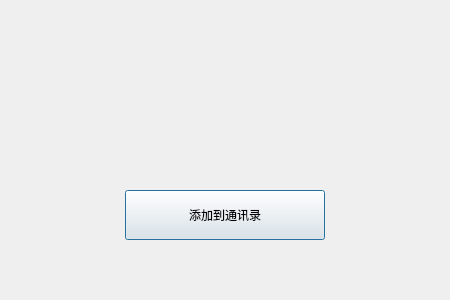
This is client/dialogs/findsuccessdlg.ui in yrc920/xiguchat as Qt 5 draws it before an edit. The edited form follows.
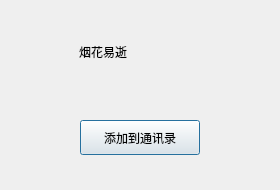
This is the edited form. Custom widgets are drawn as their Qt base class.

What changed in the file:
```diff
--- a/client/dialogs/findsuccessdlg.ui
+++ b/client/dialogs/findsuccessdlg.ui
@@ -6,20 +6,20 @@
    <rect>
     <x>0</x>
     <y>0</y>
-    <width>450</width>
-    <height>300</height>
+    <width>280</width>
+    <height>190</height>
    </rect>
   </property>
   <property name="minimumSize">
    <size>
-    <width>450</width>
-    <height>300</height>
+    <width>280</width>
+    <height>190</height>
    </size>
   </property>
   <property name="maximumSize">
    <size>
-    <width>450</width>
-    <height>300</height>
+    <width>280</width>
+    <height>190</height>
    </size>
   </property>
   <property name="windowTitle">
@@ -27,50 +27,56 @@
   </property>
   <layout class="QVBoxLayout" name="verticalLayout">
    <property name="spacing">
-    <number>10</number>
+    <number>7</number>
    </property>
    <property name="leftMargin">
-    <number>20</number>
+    <number>11</number>
    </property>
    <property name="topMargin">
-    <number>30</number>
+    <number>11</number>
    </property>
    <property name="rightMargin">
-    <number>20</number>
+    <number>11</number>
    </property>
    <property name="bottomMargin">
-    <number>30</number>
+    <number>11</number>
    </property>
    <item>
     <widget class="QWidget" name="widget" native="true">
+     <property name="maximumSize">
+      <size>
+       <width>16777215</width>
+       <height>16777215</height>
+      </size>
+     </property>
      <layout class="QHBoxLayout" name="horizontalLayout">
       <property name="spacing">
-       <number>30</number>
+       <number>7</number>
       </property>
       <property name="leftMargin">
-       <number>30</number>
+       <number>11</number>
       </property>
       <property name="topMargin">
-       <number>10</number>
+       <number>11</number>
       </property>
       <property name="rightMargin">
-       <number>10</number>
+       <number>11</number>
       </property>
       <property name="bottomMargin">
-       <number>10</number>
+       <number>11</number>
       </property>
       <item>
        <widget class="QLabel" name="head_lb">
         <property name="minimumSize">
          <size>
-          <width>100</width>
-          <height>100</height>
+          <width>50</width>
+          <height>50</height>
          </size>
         </property>
         <property name="maximumSize">
          <size>
-          <width>100</width>
-          <height>100</height>
+          <width>50</width>
+          <height>50</height>
          </size>
         </property>
         <property name="text">
@@ -82,12 +88,18 @@
        <widget class="QLabel" name="name_lb">
         <property name="minimumSize">
          <size>
-          <width>200</width>
+          <width>0</width>
           <height>0</height>
          </size>
         </property>
+        <property name="maximumSize">
+         <size>
+          <width>16777215</width>
+          <height>16777215</height>
+         </size>
+        </property>
         <property name="text">
-         <string/>
+         <string>烟花易逝</string>
         </property>
        </widget>
       </item>
@@ -96,9 +108,12 @@
         <property name="orientation">
          <enum>Qt::Horizontal</enum>
         </property>
+        <property name="sizeType">
+         <enum>QSizePolicy::Expanding</enum>
+        </property>
         <property name="sizeHint" stdset="0">
          <size>
-          <width>183</width>
+          <width>40</width>
           <height>20</height>
          </size>
         </property>
@@ -109,24 +124,39 @@
    </item>
    <item>
     <widget class="QWidget" name="widget_2" native="true">
+     <property name="maximumSize">
+      <size>
+       <width>16777215</width>
+       <height>16777215</height>
+      </size>
+     </property>
      <layout class="QHBoxLayout" name="horizontalLayout_2">
+      <property name="bottomMargin">
+       <number>11</number>
+      </property>
       <item>
        <widget class="ClickedBtn" name="add_friend_btn">
         <property name="minimumSize">
          <size>
-          <width>200</width>
-          <height>50</height>
+          <width>120</width>
+          <height>35</height>
          </size>
         </property>
         <property name="maximumSize">
          <size>
-          <width>200</width>
-          <height>50</height>
+          <width>120</width>
+          <height>35</height>
          </size>
         </property>
         <property name="text">
          <string>添加到通讯录</string>
         </property>
+        <property name="iconSize">
+         <size>
+          <width>16</width>
+          <height>16</height>
+         </size>
+        </property>
        </widget>
       </item>
      </layout>
```
